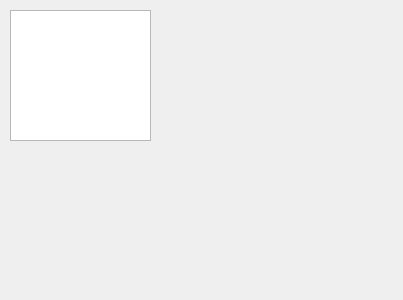
Qt form practiceLPNU/getrecordstabwidget.ui (PeterLysyk/PracticeWorkLPNU) before a commit.
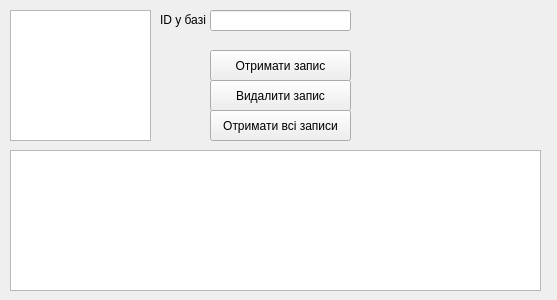
The same form after that commit.

Commit message: rewrote id name (now only 'id' in each table)

Patch:
```diff
--- a/practiceLPNU/getrecordstabwidget.ui
+++ b/practiceLPNU/getrecordstabwidget.ui
@@ -6,7 +6,7 @@
    <rect>
     <x>0</x>
     <y>0</y>
-    <width>403</width>
+    <width>557</width>
     <height>300</height>
    </rect>
   </property>
@@ -23,6 +23,78 @@
     </rect>
    </property>
   </widget>
+  <widget class="QLineEdit" name="idInTheTableLineEdit">
+   <property name="geometry">
+    <rect>
+     <x>210</x>
+     <y>10</y>
+     <width>141</width>
+     <height>21</height>
+    </rect>
+   </property>
+  </widget>
+  <widget class="QPushButton" name="selectRecordByIdButton">
+   <property name="geometry">
+    <rect>
+     <x>210</x>
+     <y>50</y>
+     <width>141</width>
+     <height>31</height>
+    </rect>
+   </property>
+   <property name="text">
+    <string>Отримати запис</string>
+   </property>
+  </widget>
+  <widget class="QPushButton" name="DeleteRecordByIdButton">
+   <property name="geometry">
+    <rect>
+     <x>210</x>
+     <y>80</y>
+     <width>141</width>
+     <height>31</height>
+    </rect>
+   </property>
+   <property name="text">
+    <string>Видалити запис</string>
+   </property>
+  </widget>
+  <widget class="QPushButton" name="selectAllRecords">
+   <property name="geometry">
+    <rect>
+     <x>210</x>
+     <y>110</y>
+     <width>141</width>
+     <height>31</height>
+    </rect>
+   </property>
+   <property name="text">
+    <string>Отримати всі записи</string>
+   </property>
+  </widget>
+  <widget class="QLabel" name="Idlabel">
+   <property name="geometry">
+    <rect>
+     <x>160</x>
+     <y>10</y>
+     <width>47</width>
+     <height>20</height>
+    </rect>
+   </property>
+   <property name="text">
+    <string>ID у базі</string>
+   </property>
+  </widget>
+  <widget class="QTableView" name="tableView">
+   <property name="geometry">
+    <rect>
+     <x>10</x>
+     <y>150</y>
+     <width>531</width>
+     <height>141</height>
+    </rect>
+   </property>
+  </widget>
  </widget>
  <resources/>
  <connections/>
```
The commit also changes 42 other files.
